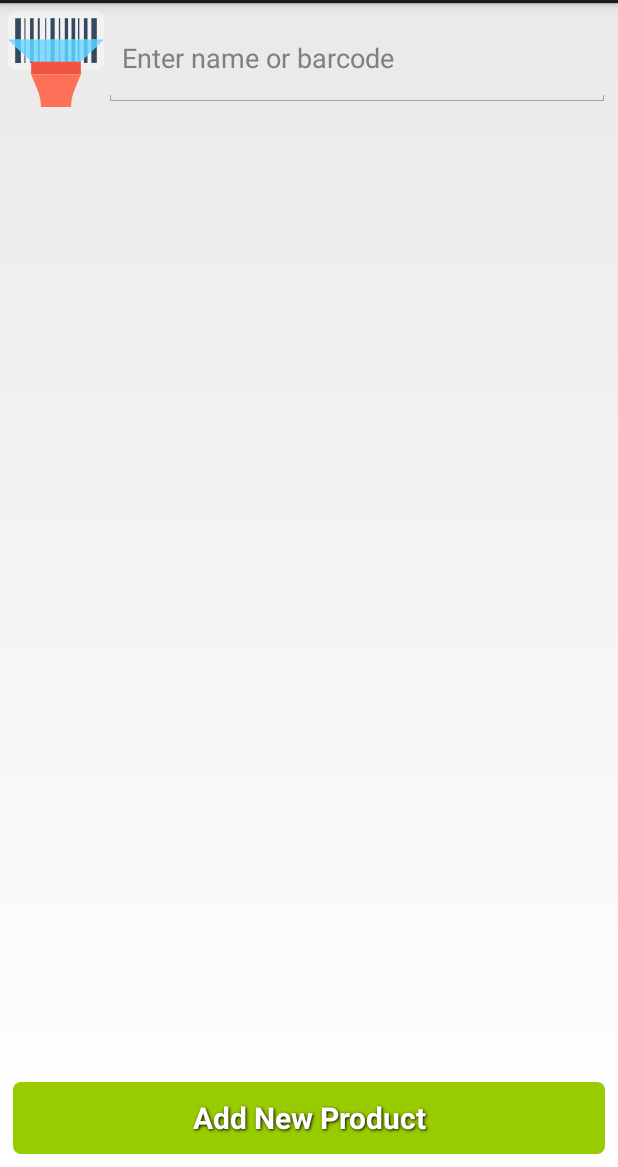
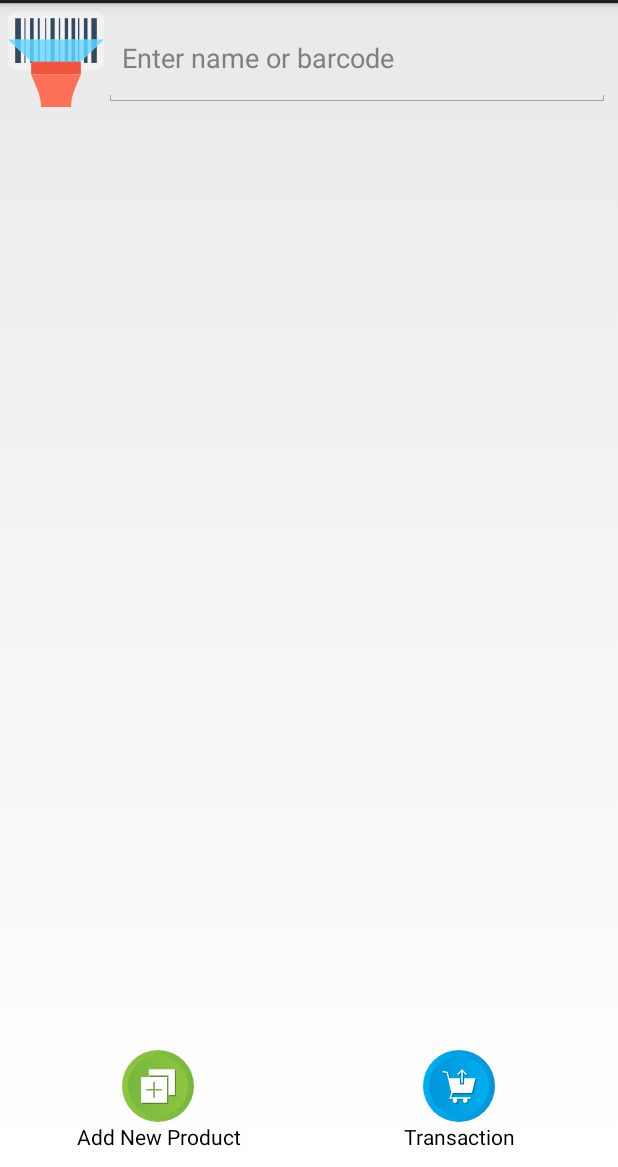
Before and after one commit to faridefendi58/lollipos, an Android app: the layout layout_inventory.xml on its own in the app's theme, with its tools: preview values and no code run, on a phone screen of 412 x 824 dp, the part 69-1236 px from its top. Run offline under Robolectric (Android 15) with nearby library versions, the phone set to English and light mode, and no system bars.

Commit message:
Transaction jump button

```diff
--- /dev/null
+++ b/app/src/main/res/drawable/ic_add_new.xml
@@ -0,0 +1,28 @@
+<vector android:height="48dp" android:viewportHeight="512"
+    android:viewportWidth="512" android:width="48dp"
+    xmlns:aapt="http://schemas.android.com/aapt" xmlns:android="http://schemas.android.com/apk/res/android">
+    <path android:pathData="M256,256m-256,0a256,256 0,1 1,512 0a256,256 0,1 1,-512 0">
+        <aapt:attr name="android:fillColor">
+            <gradient android:endX="512" android:endY="256"
+                android:startX="3.8E-6" android:startY="256" android:type="linear">
+                <item android:color="#FF8DC63F" android:offset="0"/>
+                <item android:color="#FF76B83F" android:offset="1"/>
+            </gradient>
+        </aapt:attr>
+    </path>
+    <path android:pathData="M256,469.334c-117.631,0 -213.333,-95.702 -213.333,-213.333c0,-117.631 95.702,-213.333 213.333,-213.333c117.636,0 213.333,95.702 213.333,213.333C469.333,373.632 373.636,469.334 256,469.334z">
+        <aapt:attr name="android:fillColor">
+            <gradient android:endX="469.33334" android:endY="256.00052"
+                android:startX="42.666668" android:startY="256.00052" android:type="linear">
+                <item android:color="#FF76B83F" android:offset="0"/>
+                <item android:color="#FF8DC63F" android:offset="1"/>
+            </gradient>
+        </aapt:attr>
+    </path>
+    <path android:fillAlpha="0.3" android:fillColor="#FF000000"
+        android:pathData="M144,383.973h184.665V199.362H144V383.973zM180.981,286.676h50.352v-50.349h10v50.349h50.351v10H241.333v50.351h-10v-50.351h-50.352V286.676z" android:strokeAlpha="0.3"/>
+    <path android:fillAlpha="0.3" android:fillColor="#FF000000"
+        android:pathData="M199.388,144.027l0,45.334l139.279,0l0,139.277l45.333,0l0,-184.612z" android:strokeAlpha="0.3"/>
+    <path android:fillColor="#FFFFFF" android:pathData="M136,375.973h184.665V191.362H136V375.973zM172.981,278.676h50.352v-50.349h10v50.349h50.351v10H233.333v50.351h-10v-50.351h-50.352V278.676z"/>
+    <path android:fillColor="#FFFFFF" android:pathData="M191.388,136.027l0,45.334l139.279,0l0,139.277l45.333,0l0,-184.612z"/>
+</vector>
--- /dev/null
+++ b/app/src/main/res/drawable/ic_cart.xml
@@ -0,0 +1,28 @@
+<vector android:height="48dp" android:viewportHeight="512"
+    android:viewportWidth="512" android:width="48dp"
+    xmlns:aapt="http://schemas.android.com/aapt" xmlns:android="http://schemas.android.com/apk/res/android">
+    <path android:pathData="M256,256m-256,0a256,256 0,1 1,512 0a256,256 0,1 1,-512 0">
+        <aapt:attr name="android:fillColor">
+            <gradient android:endX="512" android:endY="256"
+                android:startX="-2.7E-6" android:startY="256" android:type="linear">
+                <item android:color="#FF00AEEE" android:offset="0"/>
+                <item android:color="#FF0095DA" android:offset="1"/>
+            </gradient>
+        </aapt:attr>
+    </path>
+    <path android:pathData="M256,469.334c-117.631,0 -213.333,-95.702 -213.333,-213.333c0,-117.631 95.702,-213.333 213.333,-213.333c117.636,0 213.333,95.702 213.333,213.333C469.333,373.632 373.636,469.334 256,469.334z">
+        <aapt:attr name="android:fillColor">
+            <gradient android:endX="469.33334" android:endY="256.00052"
+                android:startX="42.666664" android:startY="256.00052" android:type="linear">
+                <item android:color="#FF0095DA" android:offset="0"/>
+                <item android:color="#FF00AEEE" android:offset="1"/>
+            </gradient>
+        </aapt:attr>
+    </path>
+    <path android:fillAlpha="0.3" android:fillColor="#FF000000"
+        android:pathData="M280.802,162.909l0,81.473l9.71,0l0,-81.473l22.5,23.118l6.96,-6.771l-34.315,-35.256l-34.314,35.256l6.96,6.771z" android:strokeAlpha="0.3"/>
+    <path android:fillAlpha="0.3" android:fillColor="#FF000000"
+        android:pathData="M356.375,314.468l24.644,-105.133h-79.46h-1.337v44.757h-29.13v-44.757h-1.655h-74.154l-10.696,-45.629l-35.606,-7.495l-2.001,9.501l29.562,6.226l33.312,142.103l-16.019,40.514h30.463c-3.127,3.117 -5.086,7.465 -5.086,12.295c0,9.473 7.475,17.152 16.695,17.152c9.22,0 16.694,-7.679 16.694,-17.152c0,-4.83 -1.958,-9.178 -5.086,-12.295h49.276c-3.128,3.117 -5.086,7.465 -5.086,12.295c0,9.473 7.475,17.152 16.695,17.152c9.22,0 16.694,-7.679 16.694,-17.152c0,-4.83 -1.958,-9.178 -5.086,-12.295h25.919v-9.71H208.115l12.013,-30.374H356.375z" android:strokeAlpha="0.3"/>
+    <path android:fillColor="#FFFFFF" android:pathData="M272.802,154.909l0,81.473l9.71,0l0,-81.473l22.5,23.118l6.96,-6.771l-34.315,-35.256l-34.314,35.256l6.96,6.771z"/>
+    <path android:fillColor="#FFFFFF" android:pathData="M348.375,306.468l24.644,-105.133h-79.46h-1.337v44.757h-29.13v-44.757h-1.655h-74.154l-10.696,-45.629l-35.606,-7.495l-2.001,9.501l29.562,6.226l33.312,142.103l-16.019,40.514h30.463c-3.127,3.117 -5.086,7.465 -5.086,12.295c0,9.473 7.475,17.152 16.695,17.152c9.22,0 16.694,-7.679 16.694,-17.152c0,-4.83 -1.958,-9.178 -5.086,-12.295h49.276c-3.128,3.117 -5.086,7.465 -5.086,12.295c0,9.473 7.475,17.152 16.695,17.152c9.22,0 16.694,-7.679 16.694,-17.152c0,-4.83 -1.958,-9.178 -5.086,-12.295h25.919v-9.71H200.115l12.013,-30.374H348.375z"/>
+</vector>
--- a/app/src/main/res/layout/layout_inventory.xml
+++ b/app/src/main/res/layout/layout_inventory.xml
@@ -38,13 +38,35 @@
         android:layout_weight="1" >
     </ListView>
 
-    <Button
-        android:id="@+id/addProductButton"
-        style="@style/ButtonText"
+    <LinearLayout
         android:layout_width="match_parent"
         android:layout_height="wrap_content"
-        android:background="@drawable/btn_green"
-        android:ems="10"
-        android:text="@string/add_new_product" />
+        android:orientation="horizontal"
+        android:paddingBottom="5dp"
+        android:weightSum="2">
+
+        <Button
+            android:id="@+id/addProductButton"
+            android:layout_width="match_parent"
+            android:layout_height="match_parent"
+            android:layout_weight="1"
+            android:background="@android:color/transparent"
+            android:text="@string/add_new_product"
+            android:drawableTop="@drawable/ic_add_new"
+            android:textSize="14sp"/>
+
+        <Button
+            android:id="@+id/cartButton"
+            android:layout_width="match_parent"
+            android:layout_height="match_parent"
+            android:layout_weight="1"
+            android:background="@android:color/transparent"
+            android:drawableTop="@drawable/ic_cart"
+            android:text="@string/transaction"
+            android:textSize="14sp"
+            android:clickable="true"
+            android:onClick="backToTransaction"/>
+
+    </LinearLayout>
 
 </LinearLayout>
--- a/app/src/main/res/layout/layout_sale.xml
+++ b/app/src/main/res/layout/layout_sale.xml
@@ -161,7 +161,7 @@
             android:drawableTop="@drawable/ic_add_customer"
             android:clickable="true"
             android:onClick="jumpToCustomer"
-            android:textSize="8pt"/>
+            android:textSize="14sp"/>
 
         <Button
             android:id="@+id/clearButton"
@@ -171,7 +171,7 @@
             android:background="@android:color/transparent"
             android:drawableTop="@drawable/ic_erase_list"
             android:text="@string/clear"
-            android:textSize="8pt"/>
+            android:textSize="14sp"/>
 
         <Button
             android:id="@+id/endButton"
@@ -181,7 +181,7 @@
             android:background="@android:color/transparent"
             android:text="@string/payment"
             android:drawableTop="@drawable/ic_payment"
-            android:textSize="8pt"/>
+            android:textSize="14sp"/>
     </LinearLayout>
 
 </LinearLayout>
--- a/app/src/main/res/values/strings.xml
+++ b/app/src/main/res/values/strings.xml
@@ -41,6 +41,9 @@
     <string name="language">Language</string>
     <string name="payment">Payment</string>
     <string name="update">Update</string>
+    <string name="favorite">Favorite</string>
+    <string name="all_list">All List</string>
+    <string name="transaction">Transaction</string>
 
     <string name="dialog_quit">Are you sure you want to QUIT?</string>
     <string name="dialog_remove_product">Are you sure you want to REMOVE this product?</string>
```
Also changed, not shown: app/src/main/res/drawable/ic_all_list.xml (added, +49 -0 lines), app/src/main/res/drawable/ic_favorites.xml (added, +28 -0 lines), app/src/main/res/layout/layout_customer.xml (+28 -6 lines), 1 other file.
